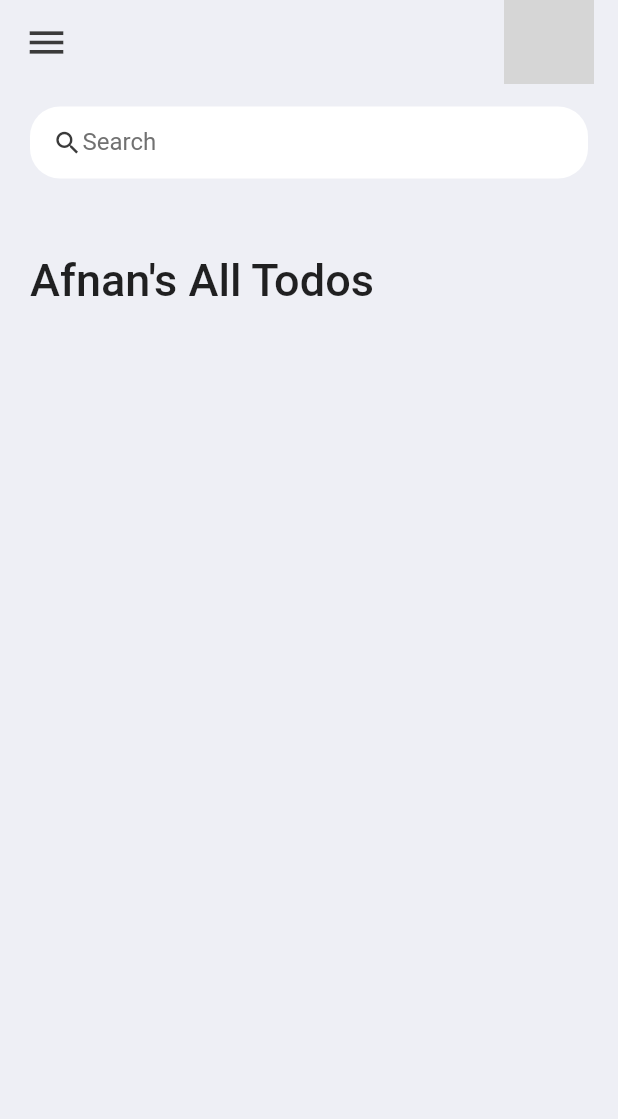
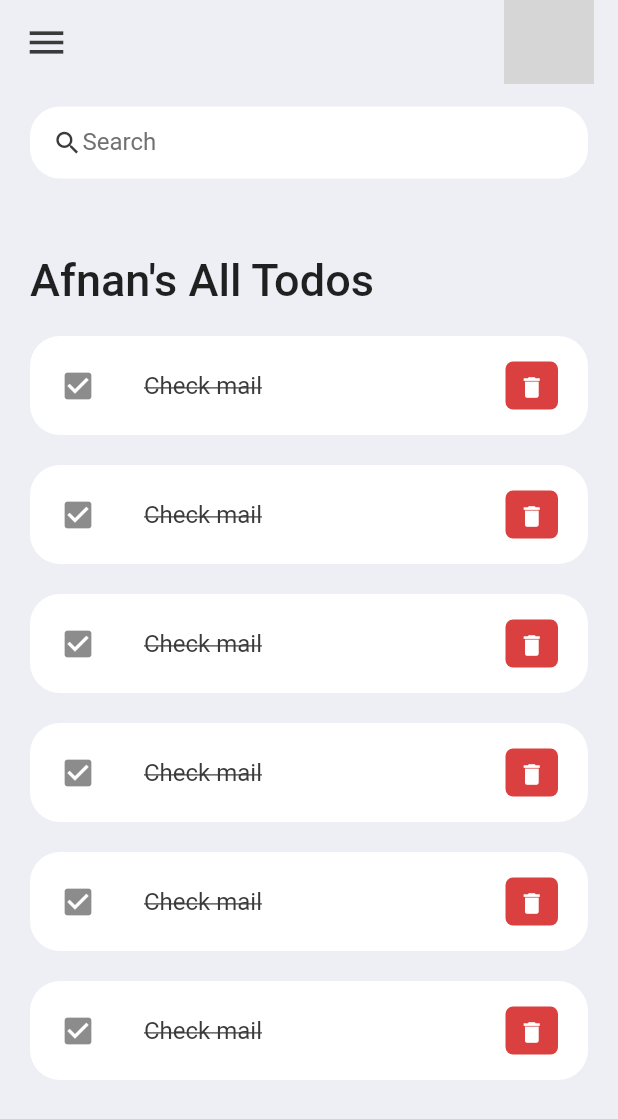
Before and after one commit to ahbabshahin/Afnu-s-Diary, a Flutter app: the screen it shows after launch, on a phone screen of 412 x 824 dp. Shown: the top 1119 px of the screen. Run offline on Flutter 3.47's test engine with Material 2 defaults, Android fonts, the phone set to English and light mode, and no system bars; grey boxes are pictures that could not be loaded.

Commit message:
todo_item

```diff
--- a/lib/views/home.dart
+++ b/lib/views/home.dart
@@ -2,6 +2,8 @@
 
 import 'package:afnus_diary/colors.dart';
 import 'package:flutter/material.dart';
+
+import '../widgets/todo_item.dart';
 
 class AfnusDiary extends StatefulWidget {
   const AfnusDiary({super.key});
@@ -33,7 +35,13 @@ class _AfnusDiaryState extends State<AfnusDiary> {
                           fontWeight: FontWeight.w500,
                         ),
                       ),
-                    )
+                    ),
+                    TodoItems(),
+                    TodoItems(),
+                    TodoItems(),
+                    TodoItems(),
+                    TodoItems(),
+                    TodoItems(),
                   ],
                 ),
               )
--- /dev/null
+++ b/lib/widgets/todo_item.dart
@@ -0,0 +1,50 @@
+// ignore_for_file: prefer_const_constructors
+
+import 'package:afnus_diary/colors.dart';
+import 'package:flutter/material.dart';
+import 'package:flutter/src/widgets/container.dart';
+import 'package:flutter/src/widgets/framework.dart';
+
+class TodoItems extends StatelessWidget {
+  const TodoItems({super.key});
+
+  @override
+  Widget build(BuildContext context) {
+    return Container(
+        margin: EdgeInsets.only(bottom: 20),
+        child: ListTile(
+          onTap: () {
+            print('ListTile');
+          },
+          shape:
+              RoundedRectangleBorder(borderRadius: BorderRadius.circular(20)),
+          contentPadding: EdgeInsets.symmetric(horizontal: 20, vertical: 5),
+          tileColor: Colors.white,
+          leading: Icon(Icons.check_box),
+          title: Text(
+            'Check mail',
+            style: TextStyle(
+              fontSize: 16,
+              color: tdBlack,
+              decoration: TextDecoration.lineThrough,
+            ),
+          ),
+          trailing: Container(
+            padding: EdgeInsets.all(0),
+            margin: EdgeInsets.symmetric(vertical: 12),
+            height: 35,
+            width: 35,
+            decoration: BoxDecoration(
+                color: tdRed, borderRadius: BorderRadius.circular(5)),
+            child: IconButton(
+              onPressed: () {
+                print('icon');
+              },
+              color: Colors.white,
+              iconSize: 18,
+              icon: Icon(Icons.delete),
+            ),
+          ),
+        ));
+  }
+}
```
Also changed, not shown: lib/models/todo.dart (added).
